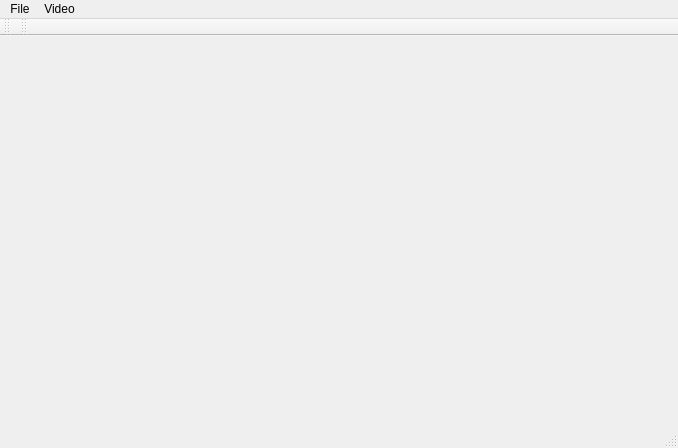
Above: BehavioralVideo/mainwindow.ui from kemerelab/BehavioralVideo before the change. Below: the same form after it.
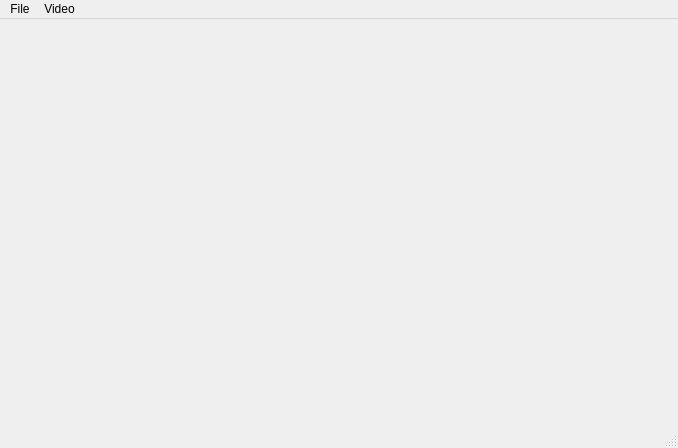
That is the form after the change.

Commit message: Set up a dynamic menu in the GUI to show detected serial ports. However, QSerialPort doesn't seem to work when called in the mainwindow class. May need to set up a separate thread or export the function.

The edit to the form file:
```diff
--- a/BehavioralVideo/mainwindow.ui
+++ b/BehavioralVideo/mainwindow.ui
@@ -55,25 +55,6 @@
    <addaction name="menuVideo"/>
   </widget>
   <widget class="QStatusBar" name="statusBar"/>
-  <widget class="QToolBar" name="mainToolBar">
-   <attribute name="toolBarArea">
-    <enum>TopToolBarArea</enum>
-   </attribute>
-   <attribute name="toolBarBreak">
-    <bool>false</bool>
-   </attribute>
-  </widget>
-  <widget class="QToolBar" name="toolBar">
-   <property name="windowTitle">
-    <string>toolBar</string>
-   </property>
-   <attribute name="toolBarArea">
-    <enum>TopToolBarArea</enum>
-   </attribute>
-   <attribute name="toolBarBreak">
-    <bool>false</bool>
-   </attribute>
-  </widget>
   <action name="actionDisplay">
    <property name="text">
     <string>Display</string>
```
Left out of the diff: 6 changed lines with no effect on the pictures. The commit also changes 6 other files.
